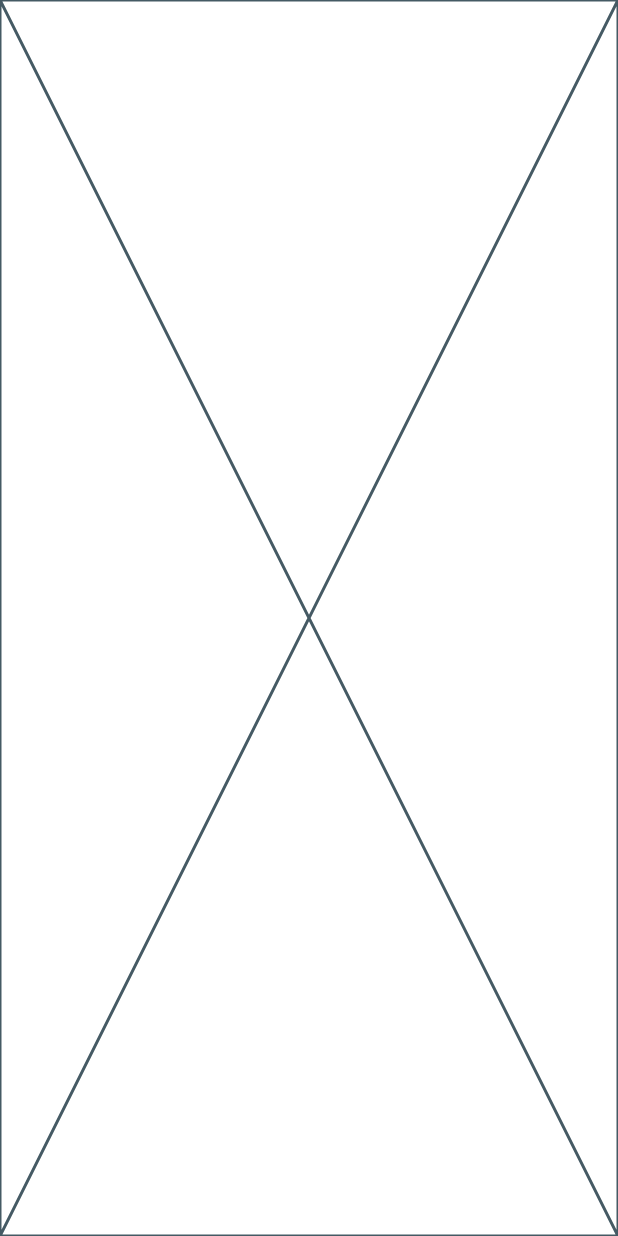
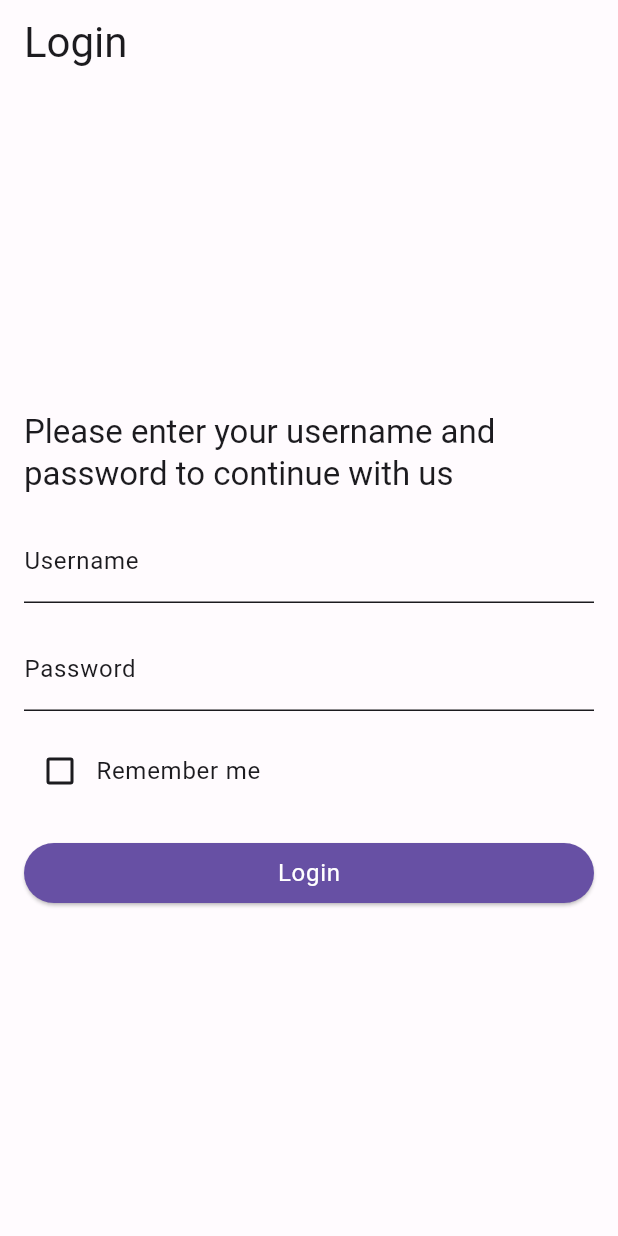
Before and after one commit to Dash-Technologies-Inc/KeborMed-Mobprac, a Flutter app: the screen it shows after launch, on a phone screen of 412 x 824 dp. Run offline on Flutter 3.47's test engine with Material 3 defaults, Android fonts, the phone set to English and light mode, and no system bars; our stand-ins replace bloc, equatable, flutter_bloc, get, get_storage.

Commit message:
login screen done

```diff
--- /dev/null
+++ b/lib/blocs/login/login_bloc.dart
@@ -0,0 +1,49 @@
+import 'package:bloc/bloc.dart';
+import 'package:flutter/material.dart';
+import 'package:kebormed_mobile/utils/session/preference.dart';
+import 'package:equatable/equatable.dart';
+
+import '../../utils/utils.dart';
+
+part 'login_event.dart';
+
+part 'login_state.dart';
+
+class LoginBloc extends Bloc<LoginEvent, LoginState> {
+  LoginBloc() : super(LoginState()) {
+    on<ToggleRememberMe>(_toggleRemember);
+    on<LoginSubmitted>(_login);
+  }
+
+  void _toggleRemember(ToggleRememberMe event, Emitter<LoginState> emit) {
+    emit(state.copyWith(rememberMe: !state.rememberMe));
+  }
+
+  void _login(LoginSubmitted event, Emitter<LoginState> emit) async {
+    // Validate input fields
+    String email = event.emailController.text.trim();
+    String password = event.passwordController.text.trim();
+
+    String? emailError = email.isEmpty ? 'Username cannot be empty' : null;
+
+    String? passwordError = password.isEmpty ? 'Password cannot be empty' : null;
+
+    if (emailError != null || passwordError != null) {
+      emit(state.copyWith(emailError: emailError, passwordError: passwordError));
+      return;
+    }
+
+    // Dummy authentication
+    if (email == "test" && password == "Test@123") {
+      if (state.rememberMe) {
+        await Preference.setRememberEmail(email);
+        await Preference.setRememberPassword(password);
+      }
+      String token = generateRandomToken(32);
+      await Preference.setToken(token);
+      emit(state.copyWith(error: null));
+    } else {
+      emit(state.copyWith(error: "Incorrect credentials"));
+    }
+  }
+}
--- /dev/null
+++ b/lib/blocs/login/login_event.dart
@@ -0,0 +1,12 @@
+part of 'login_bloc.dart';
+
+abstract class LoginEvent {}
+
+class ToggleRememberMe extends LoginEvent {}
+
+class LoginSubmitted extends LoginEvent {
+  final TextEditingController emailController;
+  final TextEditingController passwordController;
+
+  LoginSubmitted(this.emailController, this.passwordController);
+}
--- /dev/null
+++ b/lib/blocs/login/login_state.dart
@@ -0,0 +1,33 @@
+part of 'login_bloc.dart';
+
+class LoginState extends Equatable{
+  final bool rememberMe;
+  final String? emailError;
+  final String? passwordError;
+  final String? error;
+
+  const LoginState({
+    this.rememberMe = false,
+    this.emailError,
+    this.passwordError,
+    this.error,
+  });
+
+  LoginState copyWith({
+    bool? rememberMe,
+    String? emailError,
+    String? passwordError,
+    String? error,
+  }) {
+    return LoginState(
+      rememberMe: rememberMe ?? this.rememberMe,
+      emailError: emailError,
+      passwordError: passwordError,
+      error: error,
+    );
+  }
+
+  @override
+  // TODO: implement props
+  List<Object?> get props => [rememberMe,emailError,passwordError,error];
+}
--- a/lib/common/app_routes.dart
+++ b/lib/common/app_routes.dart
@@ -5,7 +5,7 @@ class AppRoutes{
   static const login = '/login';
 
   static final routes = [
-    GetPage(name: login, page: () => const LoginScreen()),
+    GetPage(name: login, page: () => LoginScreen()),
   ];
 
 }
--- a/lib/common/constants.dart
+++ b/lib/common/constants.dart
@@ -1,3 +1,4 @@
 class AppConstants{
   static const int pageTransitionTime = 300; //in milliseconds
+  static const int maxLength = 50; //default max character length
 }
--- a/lib/common/labels.dart
+++ b/lib/common/labels.dart
@@ -1,3 +1,8 @@
 class Labels{
   static const String appName = "Kebormed Prac";
+  static const String loginLabel = "Login";
+  static const String loginContinueMessage = "Please enter your username and password to continue with us";
+  static const String email = "Username";
+  static const String password = "Password";
+  static const String rememberMe = "Remember me";
 }
--- a/lib/ui/login_screen.dart
+++ b/lib/ui/login_screen.dart
@@ -1,15 +1,104 @@
 import 'package:flutter/material.dart';
+import 'package:flutter/services.dart';
+import 'package:kebormed_mobile/blocs/login/login_bloc.dart';
+import 'package:kebormed_mobile/common/app_dimens.dart';
+import 'package:kebormed_mobile/common/labels.dart';
+import 'package:flutter_bloc/flutter_bloc.dart';
 
-class LoginScreen extends StatefulWidget {
-  const LoginScreen({super.key});
+class LoginScreen extends StatelessWidget {
+  LoginScreen({super.key});
+
+  final TextEditingController _emailController = TextEditingController();
+  final TextEditingController _passwordController = TextEditingController();
 
   @override
-  State<LoginScreen> createState() => _LoginScreenState();
-}
-
-class _LoginScreenState extends State<LoginScreen> {
-  @override
   Widget build(BuildContext context) {
-    return const Placeholder();
+    final theme = Theme.of(context);
+    return Scaffold(
+      appBar: AppBar(
+        scrolledUnderElevation: 0,
+        systemOverlayStyle: SystemUiOverlayStyle.light,
+        title: Text(
+          Labels.loginLabel,
+          style: theme.textTheme.headlineMedium,
+        ),
+      ),
+      body: BlocProvider(
+          create: (_) => LoginBloc(),
+          child: BlocConsumer<LoginBloc, LoginState>(
+            listener: (context, state) {
+              if (state.error == null && state.emailError == null && state.passwordError == null) {
+                //Get.offAll(HomeScreen());
+              } else if (state.error != null) {
+                ScaffoldMessenger.of(context).showSnackBar(
+                  SnackBar(content: Text(state.error!)),
+                );
+              }
+            },
+            builder: (context, state) {
+              final bloc = context.read<LoginBloc>();
+              return Padding(
+                padding: const EdgeInsets.all(AppDimens.padding16),
+                child: Column(
+                  mainAxisAlignment: MainAxisAlignment.center,
+                  crossAxisAlignment: CrossAxisAlignment.center,
+                  children: [
+                    Text(
+                      Labels.loginContinueMessage,
+                      style: theme.textTheme.titleLarge,
+                    ),
+                    SizedBox(height: AppDimens.padding16),
+                    TextField(
+                      textInputAction: TextInputAction.next,
+                      style: theme.textTheme.bodyLarge,
+                      controller: _emailController,
+                      decoration: InputDecoration(
+                        labelStyle: theme.textTheme.bodyLarge?.copyWith(color: theme.colorScheme.onSurfaceVariant),
+                        labelText: Labels.email,
+                        errorText: state.emailError, // Error on button click
+                      ),
+                    ),
+                    SizedBox(height: AppDimens.padding16),
+                    TextField(
+                      textInputAction: TextInputAction.done,
+                      style: theme.textTheme.bodyLarge,
+                      controller: _passwordController,
+                      decoration: InputDecoration(
+                        labelStyle: theme.textTheme.bodyLarge?.copyWith(color: theme.colorScheme.onSurfaceVariant),
+                        labelText: Labels.password,
+                        errorText: state.passwordError, // Error on button click
+                      ),
+                      obscureText: true,
+                    ),
+                    SizedBox(height: AppDimens.padding16),
+                    Row(
+                      children: [
+                        Checkbox(
+                          value: state.rememberMe,
+                          onChanged: (value) => bloc.add(ToggleRememberMe()),
+                        ),
+                        Text(
+                          Labels.rememberMe,
+                          style: theme.textTheme.bodyLarge,
+                        ),
+                      ],
+                    ),
+                    SizedBox(height: AppDimens.padding20),
+                    SizedBox(
+                      width: double.maxFinite,
+                      child: ElevatedButton(
+                        style: ElevatedButton.styleFrom(backgroundColor: theme.colorScheme.primary),
+                        onPressed: () {
+                          bloc.add(LoginSubmitted(_emailController, _passwordController)); // Pass controllers
+                        },
+                        child: Text('Login',style: theme.textTheme.bodyLarge!.copyWith(color: theme.colorScheme.onPrimary),),
+                      ),
+                    ),
+                  ],
+                ),
+              );
+            },
+          )),
+    );
   }
 }
```
Also changed, not shown: lib/ui/home_screen.dart (added, +10 -0 lines), lib/utils/session/preference.dart (+33 -9 lines), lib/utils/utils.dart (added, +12 -0 lines).
